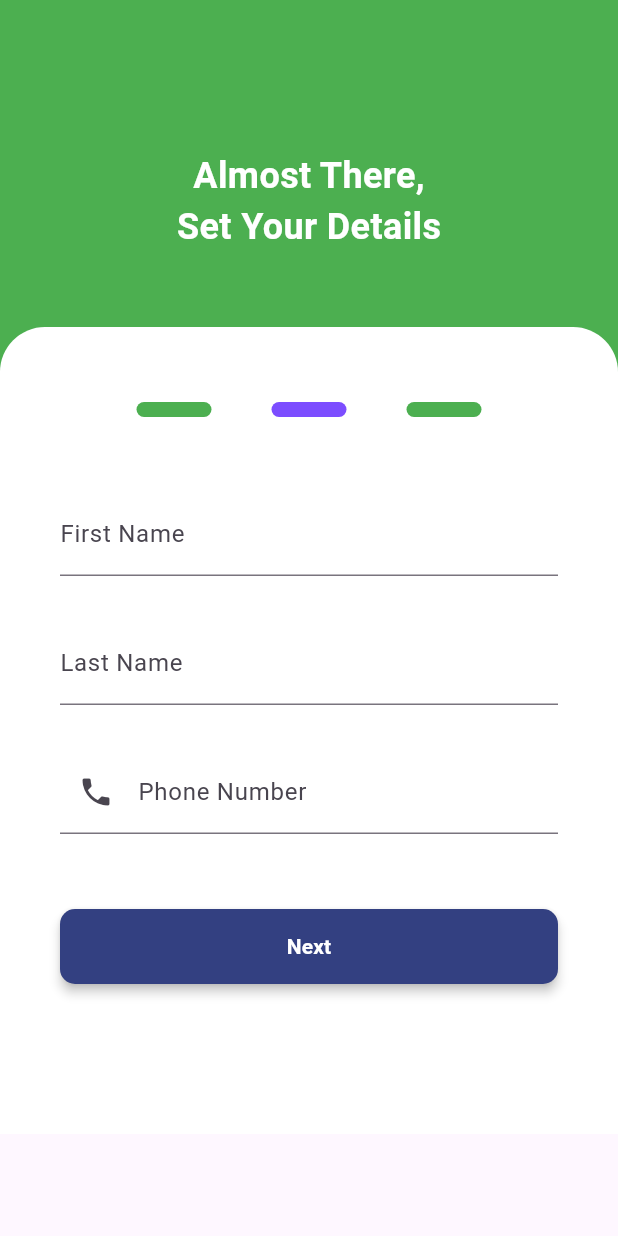
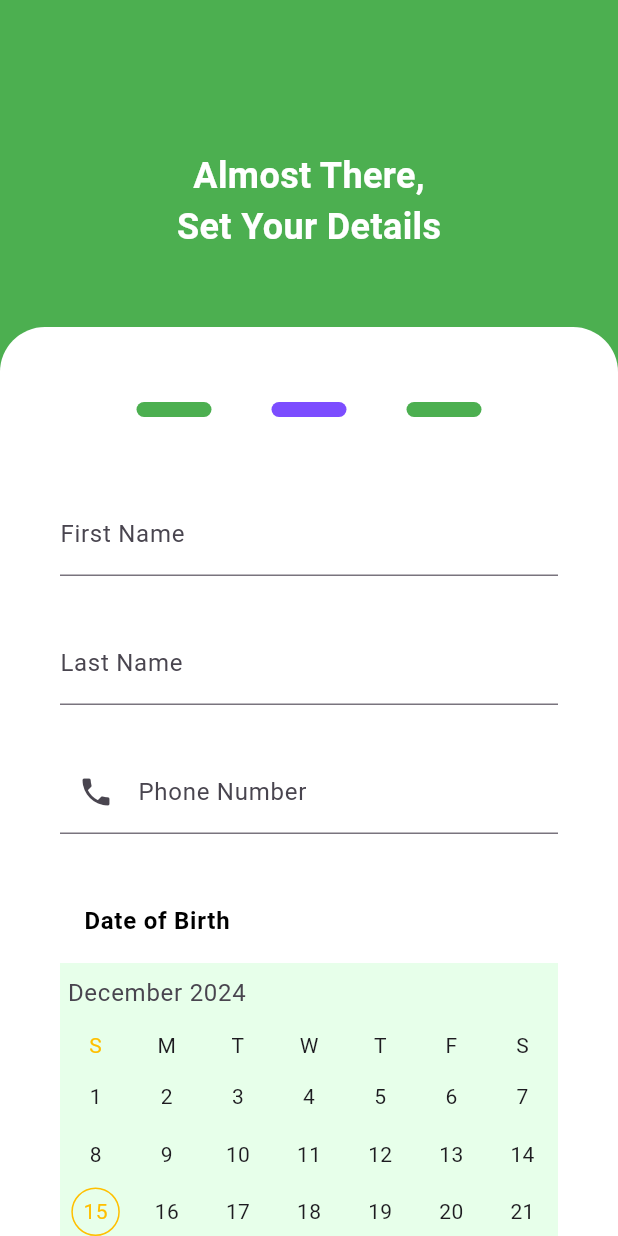
Before and after one commit to JEDIWONG/Chef_Palette_Mobile, a Flutter app: the RegisterStep2 screen opened directly, on a phone screen of 412 x 824 dp. Run offline on Flutter 3.47's test engine with Material 3 defaults, Android fonts, the phone set to English and light mode, and no system bars; drawn by our look-alikes of syncfusion_flutter_datepicker; our stand-ins replace cloud_firestore, firebase_auth, firebase_core; accounts and stored records are empty.

Commit message:
updates and fixes

```diff
--- a/lib/app.dart
+++ b/lib/app.dart
@@ -1,3 +1,4 @@
+import 'package:chef_palette/auth/register.dart';
 import 'package:chef_palette/index.dart';
 import 'package:flutter/material.dart';
 
@@ -9,7 +10,7 @@
     return const MaterialApp(
       title: 'Chef Palette',
       debugShowCheckedModeBanner: false,
-      home: Index()
+      home: RegisterStep2()
     );
   }
 }
--- a/lib/auth/register.dart
+++ b/lib/auth/register.dart
@@ -4,6 +4,7 @@
 import 'package:chef_palette/style/style.dart';
 import 'package:firebase_auth/firebase_auth.dart';
 import 'package:flutter/material.dart';
+import 'package:syncfusion_flutter_datepicker/datepicker.dart';
 
 class Register extends StatefulWidget {
   const Register({super.key});
@@ -172,12 +173,21 @@
                         prefixIcon: Icon(Icons.phone),
                       ),
                     ),
+                    const SizedBox(height: 30),
+                    ListTile(leading: Text("Date of Birth",style: CustomStyle.h4,),),
 
+                    SfDateRangePicker(
+                      selectionMode: DateRangePickerSelectionMode.single,
+                      backgroundColor: const Color.fromARGB(255, 231, 255, 234),
+                      selectionColor: Colors.green,
+                      todayHighlightColor: const Color.fromARGB(255, 255, 191, 0),
+
+                    ),
                     const SizedBox(height: 50),
                     RectButton(
                       bg: const Color.fromARGB(255, 51, 64, 129),
                       fg: const Color.fromARGB(255, 255, 255, 255),
-                      text: "Next",
+                      text: "Move On",
                       func: () {
                         Navigator.push(
                           context,
@@ -265,6 +275,7 @@
                   ),
 
                   const SizedBox(height: 50),
+
                   RectButton(
                     bg: Colors.green,
                     fg: const Color.fromARGB(255, 255, 255, 255),
--- a/pubspec.yaml
+++ b/pubspec.yaml
@@ -37,6 +37,8 @@
   cupertino_icons: ^1.0.8
   firebase_core: ^3.8.1
   firebase_auth: ^5.3.4
+  syncfusion_flutter_datepicker: ^28.1.33
+  cloud_firestore: ^5.5.1
 
 dev_dependencies:
   flutter_test:
```
Also changed, not shown: lib/models/user_model.dart (added, +25 -0 lines), lib/services/firestore_services.dart (added, +24 -0 lines), pubspec.lock, 3 other files.
